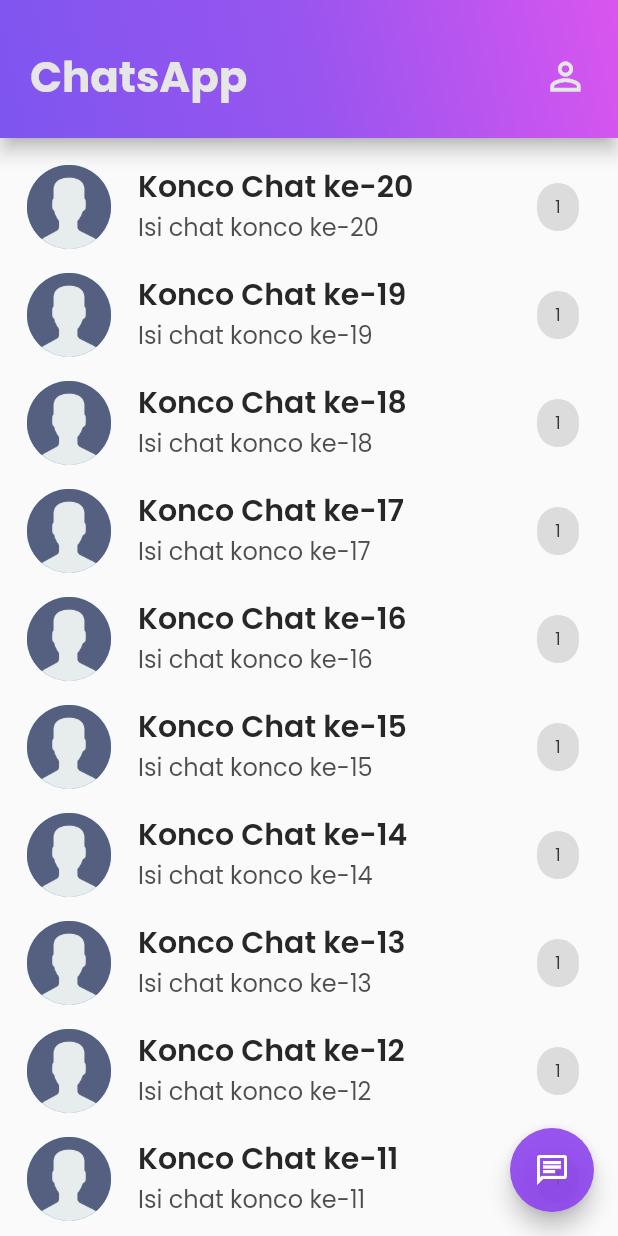
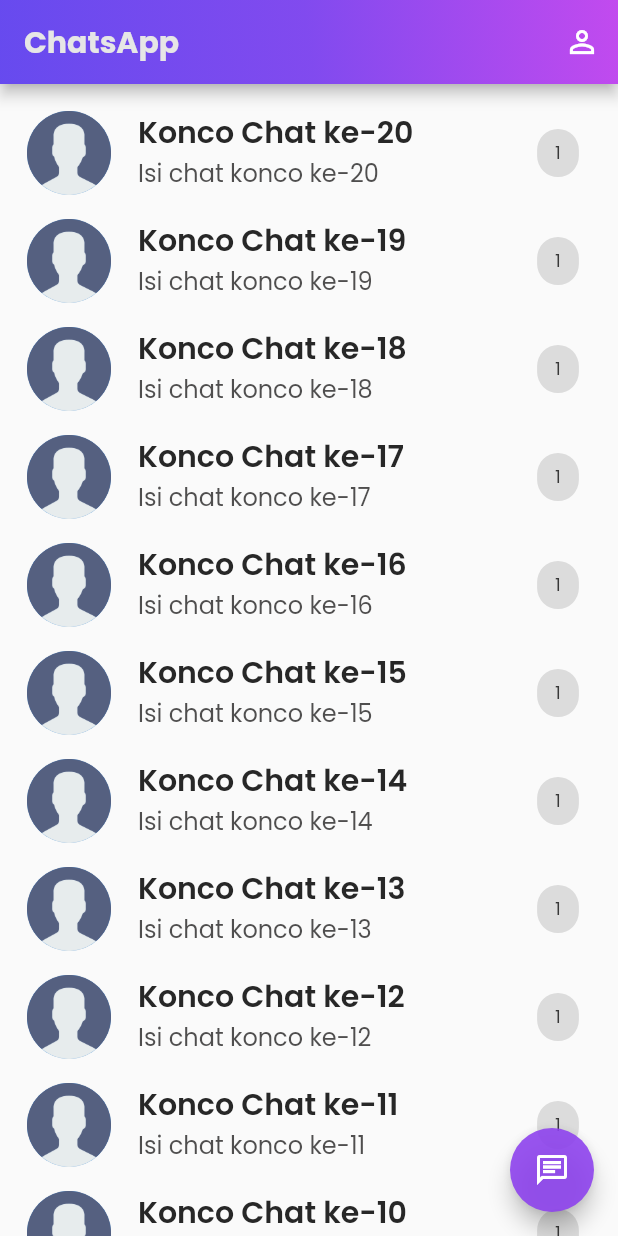
Before and after one commit to hid0/chatapp, a Flutter app: the HomeView screen opened by its route, on a phone screen of 412 x 824 dp. Run offline on Flutter 3.47's test engine with Material 2 defaults, Android fonts, the phone set to English and light mode, and no system bars; our stand-ins replace avatar_glow, emoji_picker_flutter, firebase_core, get, google_fonts, introduction_screen and 1 more; accounts and stored records are empty; project files that could hold a hidden picture were left out.

Commit message:
finishing UI done✅

```diff
--- a/lib/app/controllers/auth_controller.dart
+++ b/lib/app/controllers/auth_controller.dart
@@ -7,6 +7,10 @@ class AuthController extends GetxController {
   var isLoggedIn = false.obs;
 
   void login() {
-    Get.toNamed(Routes.HOME);
+    Get.offAllNamed(Routes.HOME);
+  }
+
+  void logout() {
+    Get.offAllNamed(Routes.LOGIN);
   }
 }
--- a/lib/app/modules/home/views/home_view.dart
+++ b/lib/app/modules/home/views/home_view.dart
@@ -47,12 +47,25 @@ class HomeView extends GetView<HomeController> {
   @override
   Widget build(BuildContext context) {
     return Scaffold(
-      body: Column(
-        children: [
-          Material(
-            elevation: 5,
-            child: Container(
-              margin: EdgeInsets.only(top: context.mediaQueryPadding.top),
+      resizeToAvoidBottomInset: false,
+      appBar: AppBar(
+        title: Text(
+          'ChatsApp',
+          style: GoogleFonts.poppins(
+            fontSize: 20,
+            fontWeight: FontWeight.bold,
+            color: const Color(0xFFE6E6E6),
+          ),
+        ),
+        automaticallyImplyLeading: false,
+        actions: [
+          IconButton(
+            onPressed: () => Get.toNamed(Routes.PROFILE),
+            icon: Icon(Icons.person_outline_sharp),
+          ),
+        ],
+        flexibleSpace: Container(
+          padding: EdgeInsets.fromLTRB(20, 0, 20, 25),
           decoration: BoxDecoration(
             gradient: LinearGradient(
               begin: Alignment.bottomLeft,
@@ -63,36 +76,55 @@ class HomeView extends GetView<HomeController> {
                 const Color(0xE3D641EE)
               ],
             ),
-                // border: Border(
-                //     bottom: BorderSide(color: const Color(0x4D383838))),
-              ),
-              padding: EdgeInsets.fromLTRB(20, 30, 20, 20),
-              child: Row(
-                mainAxisAlignment: MainAxisAlignment.spaceBetween,
-                children: [
-                  Text(
-                    'ChatsApp',
-                    style: GoogleFonts.poppins(
-                      fontSize: 28,
-                      fontWeight: FontWeight.bold,
-                      color: const Color(0xFFE6E6E6),
-                    ),
-                  ),
-                  Material(
-                    color: Colors.transparent,
-                    child: InkWell(
-                      onTap: () => Get.toNamed(Routes.PROFILE),
-                      child: Icon(
-                        Icons.person_outline_sharp,
-                        size: 30,
-                        color: const Color(0xFFE6E6E6),
           ),
         ),
       ),
-                ],
-              ),
-            ),
-          ),
+      body: Column(
+        children: [
+          // Material(
+          //   elevation: 5,
+          //   child: Container(
+          //     margin: EdgeInsets.only(top: context.mediaQueryPadding.top),
+          //     decoration: BoxDecoration(
+          //       gradient: LinearGradient(
+          //         begin: Alignment.bottomLeft,
+          //         end: Alignment.topRight,
+          //         colors: <Color>[
+          //           const Color(0xE36F41EE),
+          //           const Color(0xE38D41EE),
+          //           const Color(0xE3D641EE)
+          //         ],
+          //       ),
+          //       // border: Border(
+          //       //     bottom: BorderSide(color: const Color(0x4D383838))),
+          //     ),
+          //     padding: EdgeInsets.fromLTRB(20, 30, 20, 20),
+          //     child: Row(
+          //       mainAxisAlignment: MainAxisAlignment.spaceBetween,
+          //       children: [
+          //         Text(
+          //           'ChatsApp',
+          //           style: GoogleFonts.poppins(
+          //             fontSize: 28,
+          //             fontWeight: FontWeight.bold,
+          //             color: const Color(0xFFE6E6E6),
+          //           ),
+          //         ),
+          //         Material(
+          //           color: Colors.transparent,
+          //           child: InkWell(
+          //             onTap: () => Get.toNamed(Routes.PROFILE),
+          //             child: Icon(
+          //               Icons.person_outline_sharp,
+          //               size: 30,
+          //               color: const Color(0xFFE6E6E6),
+          //             ),
+          //           ),
+          //         ),
+          //       ],
+          //     ),
+          //   ),
+          // ),
           Expanded(
             child: ListView.builder(
               padding: EdgeInsets.symmetric(vertical: 10),
--- a/lib/app/modules/search/views/search_view.dart
+++ b/lib/app/modules/search/views/search_view.dart
@@ -53,6 +53,10 @@ class SearchView extends GetView<SearchController> {
       resizeToAvoidBottomInset: false,
       appBar: PreferredSize(
         child: AppBar(
+          leading: IconButton(
+            onPressed: () => Get.back(),
+            icon: Icon(Icons.arrow_back_ios_new_outlined),
+          ),
           title: Text(
             'Search',
             style: GoogleFonts.poppins(
@@ -78,6 +82,7 @@ class SearchView extends GetView<SearchController> {
             child: Align(
               alignment: Alignment.bottomCenter,
               child: TextField(
+                controller: controller.searchController,
                 cursorColor: const Color(0xE36F41EE),
                 decoration: InputDecoration(
                   fillColor: const Color(0xFFE4E4E4),
--- a/lib/app/modules/update_status/views/update_status_view.dart
+++ b/lib/app/modules/update_status/views/update_status_view.dart
@@ -50,6 +50,7 @@ class UpdateStatusView extends GetView<UpdateStatusController> {
         child: Column(
           children: [
             TextField(
+              controller: controller.statusController,
               style: GoogleFonts.poppins(
                 textStyle: TextStyle(
                   color: const Color(0xFF161616),
```
Also changed, not shown: lib/app/modules/change_profile/views/change_profile_view.dart (+4 -4 lines), lib/app/modules/login/views/login_view.dart (+5 -3 lines), lib/app/modules/profile/views/profile_view.dart (+5 -3 lines), lib/app/modules/search/controllers/search_controller.dart (+8 -8 lines), lib/app/modules/update_status/controllers/update_status_controller.dart (+8 -8 lines), 4 other files. Lines whose indentation alone changed are shown as unchanged.
